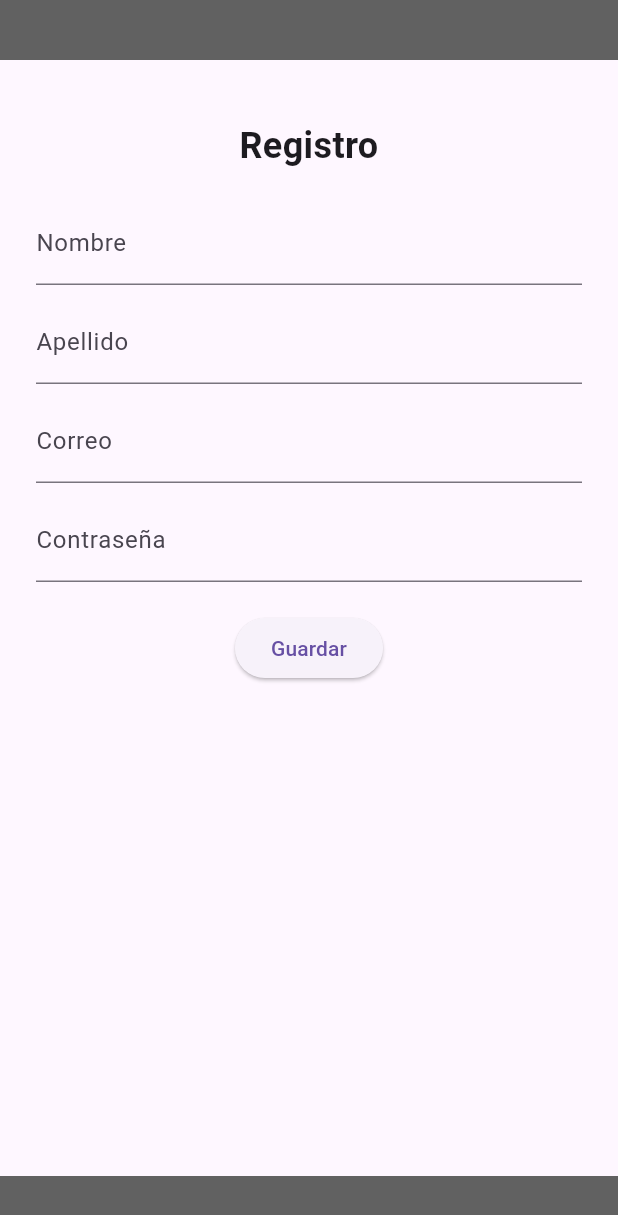
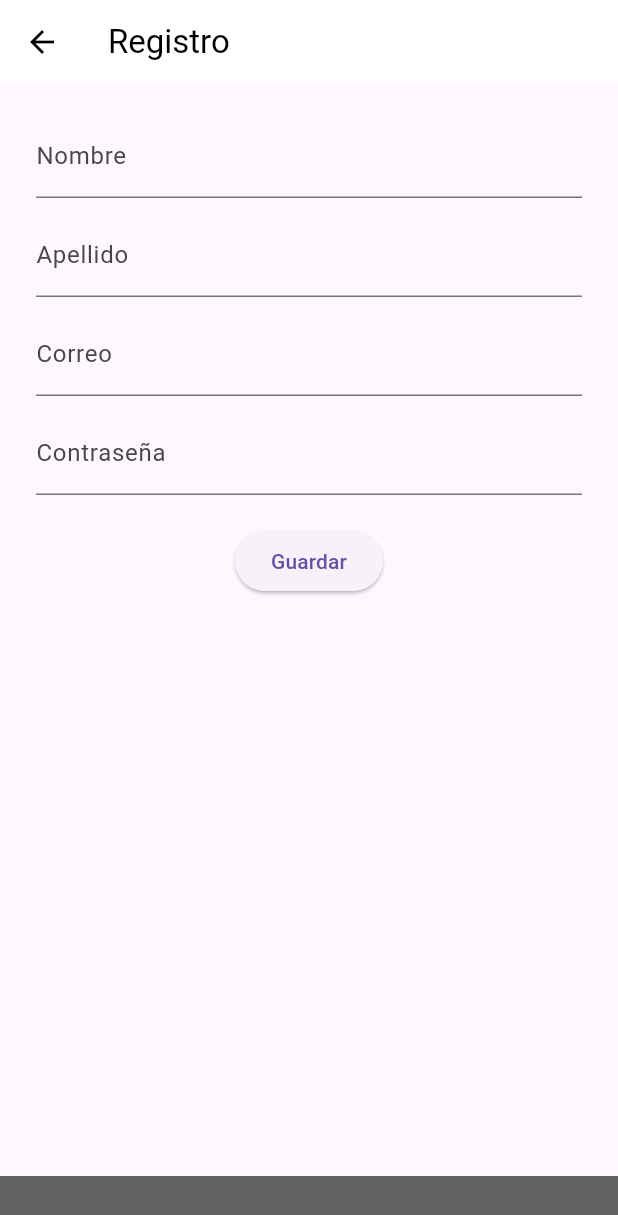
Before and after one commit to andresgallego681-hue/APP-IMC-Calculadora, a Flutter app: the PantallaRegistro screen opened directly, on a phone screen of 412 x 824 dp. Shown: the top 1215 px of the screen. Run offline on Flutter 3.47's test engine with Material 3 defaults, Android fonts, the light colour scheme and no system bars; our stand-ins replace shared_preferences; accounts and stored records are empty.

Commit message:
boton regresar y correcion colores

```diff
--- a/lib/main.dart
+++ b/lib/main.dart
@@ -168,17 +168,23 @@ class _PantallaRegistroState extends State<PantallaRegistro> {
   @override
   Widget build(BuildContext context) {
     return Scaffold(
+      appBar: AppBar(
+        title: const Text(
+          "Registro",
+          style: TextStyle(color: Colors.black),
+        ),
+        backgroundColor: const Color.fromARGB(255, 255, 255, 255), // 🔹 Color claro
+        foregroundColor: Colors.black, // 🔹 Texto e íconos en negro
+        leading: IconButton(
+          icon: const Icon(Icons.arrow_back),
+          onPressed: () {
+            Navigator.pop(context); // volver a pantalla principal (Login)
+          },
+        ),
+      ),
       body: Column(
         mainAxisAlignment: MainAxisAlignment.center,
         children: [
-          Container(height: 40, color: Colors.grey[700]),
-          const SizedBox(height: 40),
-
-          const Text(
-            "Registro",
-            style: TextStyle(fontSize: 24, fontWeight: FontWeight.bold),
-            textAlign: TextAlign.center,
-          ),
           const SizedBox(height: 20),
 
           Padding(
```
